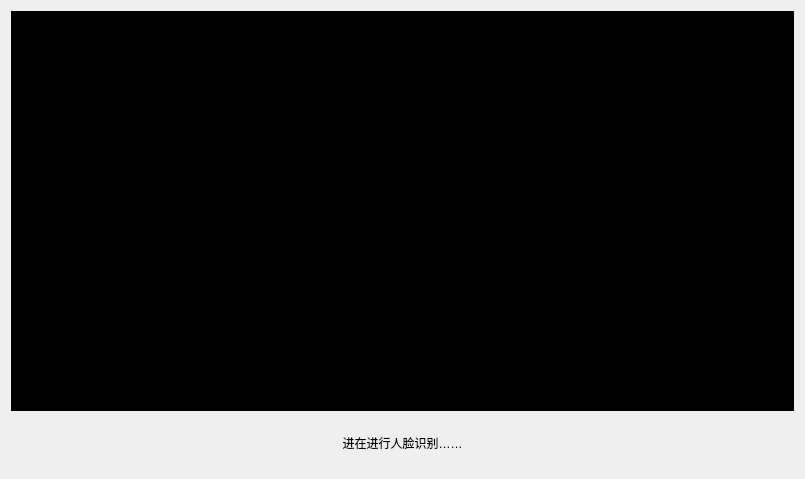
First picture: the form in SSCard_System/uc_facecapture.ui, repository leithergit/SSCard_System, before the edit.
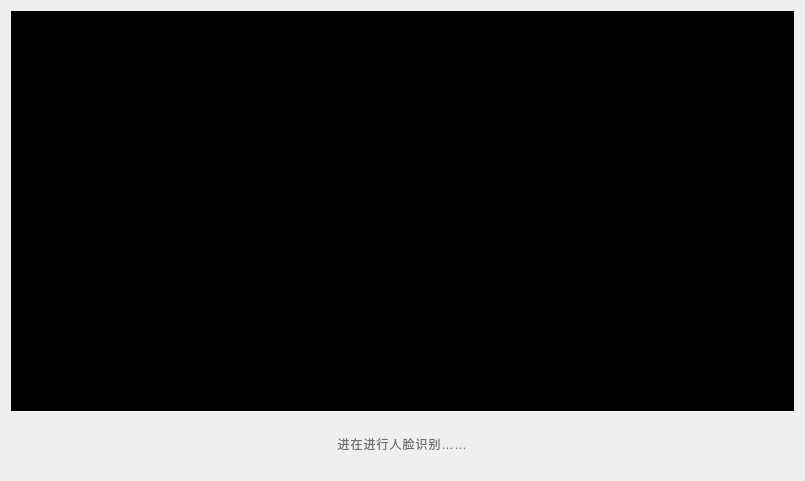
Second picture: the form after the edit.

Patch:
```diff
--- a/SSCard_System/uc_facecapture.ui
+++ b/SSCard_System/uc_facecapture.ui
@@ -7,7 +7,7 @@
     <x>0</x>
     <y>0</y>
     <width>805</width>
-    <height>479</height>
+    <height>481</height>
    </rect>
   </property>
   <property name="windowTitle">
@@ -41,8 +41,11 @@
         </size>
        </property>
        <property name="styleSheet">
-        <string notr="true">font: 32pt &quot;Microsoft YaHei UI&quot;;
-color: rgb(0, 0, 0);</string>
+        <string notr="true">font: 57 42px &quot;思源黑体 CN Medium&quot;;
+font-weight: normal;
+line-height: 49px;
+letter-spacing: 1px;
+color: #707070;</string>
        </property>
        <property name="text">
         <string>进在进行人脸识别……</string>
```
